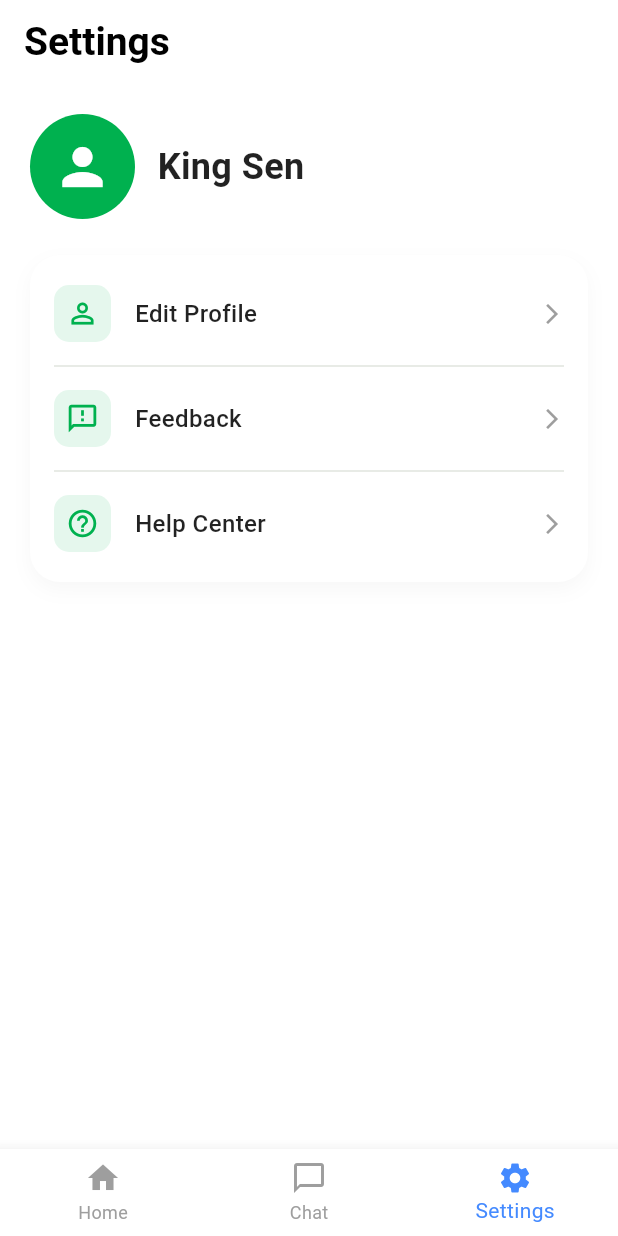
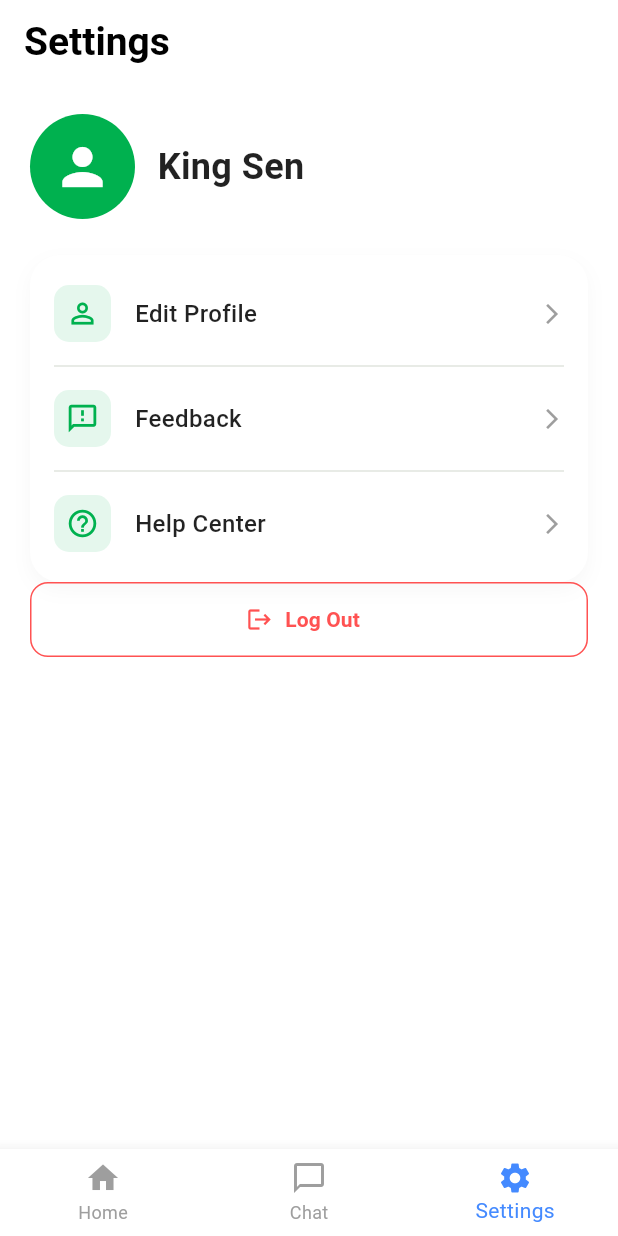
Before and after one commit to HengSHau/KitaHack2026, a Flutter app: the HomePage screen opened directly, item 3 of the bottom bar chosen, on a phone screen of 412 x 824 dp. Run offline on Flutter 3.47's test engine with Material 3 defaults, Android fonts, the phone set to English and light mode, and no system bars; our stand-ins replace cloud_firestore, firebase_auth, firebase_core, geocoding, geolocator, google_maps_flutter and 1 more; accounts and stored records are empty.

Commit message:
Add logout function and change description in home page to driver or passenger function

```diff
--- a/lib/FrontEnd/home_page.dart
+++ b/lib/FrontEnd/home_page.dart
@@ -19,6 +19,9 @@ class HomePage extends StatefulWidget {
 }
 
 class _HomePageState extends State<HomePage> {
+  bool _isDriver = false;
+  int _maxSeats = 1;
+
   final TextEditingController _destinationController = TextEditingController();
 
   Set<Marker> _markers = {};
@@ -299,34 +302,63 @@ class _HomePageState extends State<HomePage> {
                       const SizedBox(height: 20),
                       Row(
                         children: [
-                          // Show eta
+                          // Driver or passenger
                           Expanded(
-                            child: _buildDetailBox(
-                              Icons.access_time_filled,
-                              "Est. Time",
-                              "15 - 20 mins", // 这里的数值可以根据 handleSearch 结果动态更新
-                              Colors.blue.shade50,
-                              Colors.blue,
+                            flex: 3,
+                            child: Container(
+                              height: 50,
+                              decoration: BoxDecoration(
+                                color: Colors.grey.shade100,
+                                borderRadius: BorderRadius.circular(15),
+                              ),
+                              child: Row(
+                                children: [
+                                  _buildRoleButton("Passenger", Icons.person, !_isDriver),
+                                  _buildRoleButton("Driver", Icons.directions_car, _isDriver),
+                                ],
+                              ),
                             ),
                           ),
                           const SizedBox(width: 12),
-                          // Description input
+
+                          // If isDriver, show capacity combobox
+                          if (_isDriver)
                             Expanded(
                               flex: 2,
                               child: Container(
-                              padding: const EdgeInsets.symmetric(horizontal: 12),
+                                height: 50,
+                                padding: const EdgeInsets.symmetric(horizontal: 10),
                                 decoration: BoxDecoration(
-                                color: Colors.grey.shade100,
-                                borderRadius: BorderRadius.circular(12),
+                                  color: const Color(0xFFF1F8F3),
+                                  borderRadius: BorderRadius.circular(15),
+                                  border: Border.all(color: const Color(0xFF2ECC71).withOpacity(0.3)),
                                 ),
-                              child: const TextField(
-                                decoration: InputDecoration(
-                                  hintText: "Add description (e.g. at Gate A)",
-                                  hintStyle: TextStyle(fontSize: 12),
-                                  border: InputBorder.none,
-                                  icon: Icon(Icons.edit_note, size: 20, color: Colors.grey),
+                                child: Row(
+                                  mainAxisAlignment: MainAxisAlignment.spaceBetween,
+                                  children: [
+                                    const Icon(Icons.event_seat, size: 18, color: Color(0xFF2ECC71)),
+                                    DropdownButton<int>(
+                                      value: _maxSeats,
+                                      underline: const SizedBox(),
+                                      items: [1, 2, 3, 4].map((int value) {
+                                        return DropdownMenuItem<int>(
+                                          value: value,
+                                          child: Text("$value", style: const TextStyle(fontWeight: FontWeight.bold)),
+                                        );
+                                      }).toList(),
+                                      onChanged: (val) {
+                                        setState(() => _maxSeats = val!);
+                                      },
+                                    ),
+                                  ],
                                 ),
                               ),
+                            )
+                          else
+                            // If passenger, show eta ui
+                            Expanded(
+                              flex: 2,
+                              child: _buildDetailBox(Icons.access_time_filled_rounded, "EST. TIME", "15-20m", Colors.blue.shade50, Colors.blue,
                               ),
                             ),
                         ],
@@ -396,12 +428,14 @@ class _HomePageState extends State<HomePage> {
 
   Widget _buildDetailBox(IconData icon, String label, String value, Color bgColor, Color iconColor) {
     return Container(
-      padding: const EdgeInsets.all(10),
+      height: 50,
+      padding: const EdgeInsets.symmetric(horizontal: 10),
       decoration: BoxDecoration(
         color: bgColor,
         borderRadius: BorderRadius.circular(12),
       ),
       child: Column(
+        mainAxisAlignment: MainAxisAlignment.center,
         crossAxisAlignment: CrossAxisAlignment.start,
         children: [
           Row(
@@ -417,4 +451,40 @@ class _HomePageState extends State<HomePage> {
       ),
     );
   }
+
+  Widget _buildRoleButton(String title, IconData icon, bool isSelected) {
+    return Expanded(
+      child: GestureDetector(
+        onTap: () {
+          setState(() {
+            _isDriver = (title == "Driver");
+          });
+        },
+        child: Container(
+          margin: const EdgeInsets.all(4),
+          decoration: BoxDecoration(
+            color: isSelected ? Colors.white : Colors.transparent,
+            borderRadius: BorderRadius.circular(12),
+            boxShadow: isSelected
+              ? [BoxShadow(color: Colors.black.withOpacity(0.05), blurRadius: 4)]
+              : [],
+          ),
+          child: Column(
+            mainAxisAlignment: MainAxisAlignment.center,
+            children: [
+              Icon(icon, size: 16, color: isSelected ? const Color(0xFF2ECC71) : Colors.grey),
+              Text(
+                title,
+                style: TextStyle(
+                  fontSize: 10,
+                  fontWeight: FontWeight.bold,
+                  color: isSelected ? Colors.black87 : Colors.grey,
+                ),
+              ),
+            ],
+          ),
+        ),
+      ),
+    );
   }
+}
--- a/lib/FrontEnd/settings_page.dart
+++ b/lib/FrontEnd/settings_page.dart
@@ -2,6 +2,7 @@ import 'package:flutter/material.dart';
 import 'edit_profile_page.dart';
 import 'feedback_page.dart';
 import 'help_center_page.dart';
+import 'package:firebase_auth/firebase_auth.dart';
 
 const Color kThemeGreen = Color(0xFF00B14F);
 
@@ -59,6 +60,27 @@ class SettingsPage extends StatelessWidget {
                 ],
               ),
             ),
+
+            SizedBox(
+              width: double.infinity,
+              height: 50,
+              child: OutlinedButton.icon(
+                onPressed: () async {
+                  await FirebaseAuth.instance.signOut();
+                  if (context.mounted) {
+                    Navigator.pushNamedAndRemoveUntil(context, '/login', (route) => false);
+                  }
+                },
+                icon: const Icon(Icons.logout, color: Colors.redAccent),
+                label: const Text("Log Out", style: TextStyle(color: Colors.redAccent, fontWeight: FontWeight.bold)),
+                style: OutlinedButton.styleFrom(
+                  side: const BorderSide(color: Colors.redAccent),
+                  shape: RoundedRectangleBorder(borderRadius: BorderRadius.circular(12)),
+                ),
+              ),
+            ),
+
+            const SizedBox(height: 20),
           ],
         ),
       ),
--- a/lib/main.dart
+++ b/lib/main.dart
@@ -26,6 +26,11 @@ class MyApp extends StatelessWidget {
       ),
       // Setting LoginPage as the entry point
       home: const LoginPage(),
+
+      initialRoute: '/',
+      routes: {
+        '/login': (context) => const LoginPage(),
+      },
     );
   }
 }
```
Also changed, not shown: pubspec.lock. Lines whose indentation alone changed are shown as unchanged.
